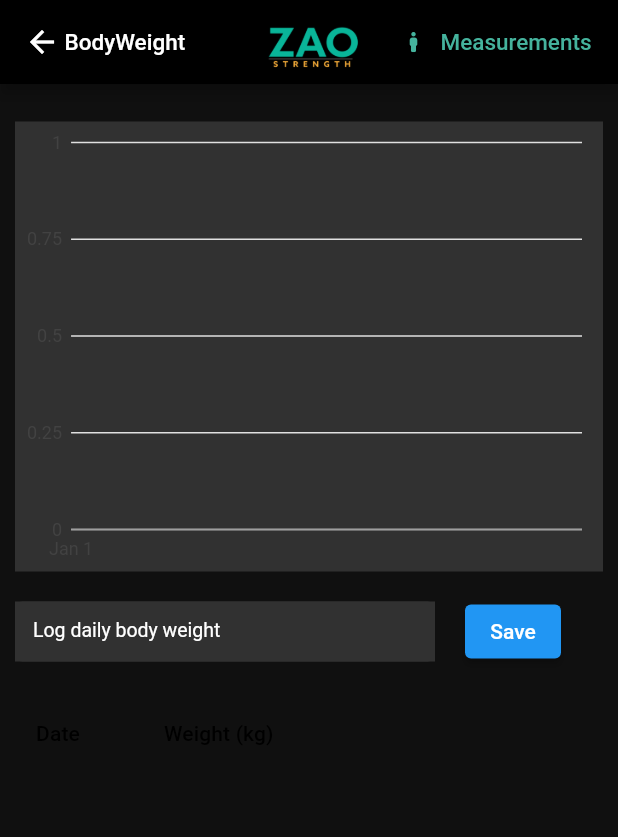
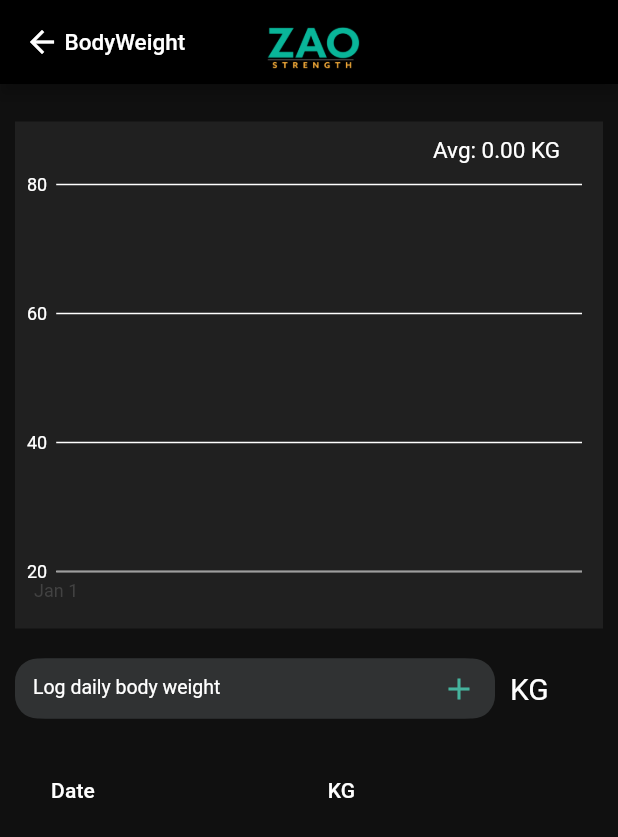
Before and after one commit to engyelgohary/Graduation_project, a Flutter app: the Enter_Weight screen opened by its route, on a phone screen of 412 x 824 dp. Shown: the top 837 px of the screen. Run offline on Flutter 3.47's test engine with Material 2 defaults, Android fonts, the phone set to English and light mode, and no system bars; our stand-ins replace charts_flutter, cloud_firestore, email_validator, firebase_auth, firebase_core, firebase_storage and 3 more; accounts and stored records are empty.

```diff
--- a/lib/pages/SignUp/signup.dart
+++ b/lib/pages/SignUp/signup.dart
@@ -1,4 +1,4 @@
-// ignore_for_file: prefer_const_constructors, unused_field, no_leading_underscores_for_local_identifiers, avoid_print
+// ignore_for_file: prefer_const_constructors, unused_field, no_leading_underscores_for_local_identifiers, avoid_print, use_build_context_synchronously, prefer_const_literals_to_create_immutables, deprecated_member_use
 
 import 'package:flutter/material.dart';
 import 'package:flutter/services.dart';
--- a/lib/pages/nav_pages/Calenderbuttons/enterweight.dart
+++ b/lib/pages/nav_pages/Calenderbuttons/enterweight.dart
@@ -47,9 +47,10 @@ class _Enter_WeightState extends State<Enter_Weight> {
       if (weightSnap.docs.isNotEmpty) {
         final DocumentSnapshot weightDoc = weightSnap.docs.first;
         setState(() {
-          _currentWeight = weightDoc['weight'];
+          _currentWeight = weightDoc['weight'].toDouble();
         });
-        _weightController.text = _currentWeight?.toString() ?? '';
+        _weightController.text = _currentWeight?.toDouble().toString() ?? '';
+
       }
     }
   }
@@ -65,7 +66,7 @@ class _Enter_WeightState extends State<Enter_Weight> {
           .get();
       final List<WeightData> weightDataList = weightSnap.docs.map((doc) {
         return WeightData(
-          weight: doc['weight'],
+          weight: doc['weight'].toDouble(),
           time: doc['time'].toDate(),
         );
       }).toList();
@@ -123,14 +124,28 @@ class _Enter_WeightState extends State<Enter_Weight> {
     return [
       charts.Series<WeightData, DateTime>(
         id: 'Weight',
-        colorFn: (_, __) => charts.MaterialPalette.blue.shadeDefault,
-        domainFn: (WeightData data, _) => data.time,
+        colorFn: (_, __) => charts.ColorUtil.fromDartColor(Color(0xff45B39D)),
+        domainFn: (
+          WeightData data,
+          _,
+        ) =>
+            data.time,
         measureFn: (WeightData data, _) => data.weight,
         data: _weightDataList,
       ),
     ];
   }
 
+double _calculateAverageWeight() {
+    if (_weightDataList.isEmpty) {
+      return 0.0;
+    }
+    final totalWeight = _weightDataList.fold<double>(
+      0.0,
+      (sum, data) => sum + data.weight,
+    );
+    return totalWeight / _weightDataList.length;
+  }
   @override
   Widget build(BuildContext context) {
     return Scaffold(
@@ -144,32 +159,16 @@ class _Enter_WeightState extends State<Enter_Weight> {
               crossAxisAlignment: CrossAxisAlignment.center,
               mainAxisAlignment: MainAxisAlignment.center,
               children: [
-                Image(image: AssetImage('images/logo.png'), height: 40),
+                Image(image: AssetImage('images/logo.png'), height: 50),
               ],
             ),
           ),
         ),
         title: Text('BodyWeight', style: TextStyle(fontSize: 15)),
         titleSpacing: -13,
-        actions: [
-          SizedBox(
-            width: 160,
-            child: ElevatedButton.icon(
-                onPressed: () {
-                  Navigator.pushNamed(context, '/bodymeasurements');
-                },
-                style: ElevatedButton.styleFrom(
-                  minimumSize: Size(40, 20),
-                  primary: Colors.black,
       ),
-                icon:
-                    Icon(Icons.boy_rounded, size: 20, color: Color(0xff45B39D)),
-                label: Text('Measurements',
-                    style: TextStyle(fontSize: 15, color: Color(0xff45B39D)))),
-          ),
-        ],
-      ),
-      body: Column(
+      body: SingleChildScrollView(
+        child: Column(
           crossAxisAlignment: CrossAxisAlignment.start,
           children: [
             SizedBox(
@@ -177,86 +176,171 @@ class _Enter_WeightState extends State<Enter_Weight> {
             ),
             Container(
               margin: EdgeInsets.all(10),
-            color: Color.fromARGB(255, 49, 49, 49),
+              color: Color.fromARGB(255, 32, 32, 32),
               child: Expanded(
                 child: SingleChildScrollView(
                   child: Column(
                     children: [
                       SizedBox(
+                        height: 10,
+                      ),
+                       Container(
+                        margin: EdgeInsets.only(left: 250),
+                         child: Text(
+                                     'Avg: ${_calculateAverageWeight().toStringAsFixed(2)} KG',
+                                     style: TextStyle(fontSize: 15,color: Colors.white),
+                                   ),
+                       ),
+                      SizedBox(
                         height: 300,
                         child: charts.TimeSeriesChart(
-                        _createChartSeries(),
+                            _weightDataList.isEmpty
+                    ? []
+                    : [
+                        charts.Series<WeightData, DateTime>(
+                          id: 'Weight',
+                          colorFn: (_, __) => charts.MaterialPalette.blue.shadeDefault,
+                          domainFn: (data, _) => data.time,
+                          measureFn: (data, _) => data.weight,
+                          data: _weightDataList,
+                        ),
+                      ],
                 animate: true,
                 dateTimeFactory: const charts.LocalDateTimeFactory(),
+                primaryMeasureAxis: charts.NumericAxisSpec(
+
+                            tickProviderSpec: charts.StaticNumericTickProviderSpec([
+
+            charts.TickSpec(20),
+            charts.TickSpec(40),
+            charts.TickSpec(60),
+            charts.TickSpec(80),
+          ]),
+                            renderSpec: charts.GridlineRendererSpec(
+                              labelStyle: charts.TextStyleSpec(
+                                color:
+                                    charts.ColorUtil.fromDartColor(Colors.white),
                               ),
-                    ),
-                  ],
-                ),
-              ),
-            ),
-          ),
-          Row(
-            children: [
-              Container(
-                margin: EdgeInsets.all(10),
-                color: Color.fromARGB(255, 49, 49, 49),
-                child: SizedBox(
-                  width: 280,
-                  height: 40,
-                  child: TextField(
-                    controller: _weightController,
-                    keyboardType:
-                        TextInputType.numberWithOptions(decimal: true),
-                    decoration: InputDecoration(
-                      hintText: 'Log daily body weight',
-                      hintStyle: TextStyle(fontSize: 13, color: Colors.white),
-                      enabledBorder: OutlineInputBorder(
-                        borderSide: BorderSide(
-                          color: Color.fromARGB(255, 49, 49, 49),
-                        ),
-                        borderRadius: BorderRadius.circular(5),
-                      ),
-                      focusedBorder: OutlineInputBorder(
-                        borderSide: BorderSide(color: Color(0xff45B39D)),
-                        borderRadius: BorderRadius.circular(5),
+                              lineStyle: charts.LineStyleSpec(
+                                color:
+                                    charts.ColorUtil.fromDartColor(Colors.white),
                               ),
                             ),
                 ),
               ),
             ),
-              SizedBox(width: 10),
-              ElevatedButton(
-                onPressed: () => _handleSubmit(context),
-                child: Text('Save'),
+            SizedBox(height: 10),
+
+            if (_weightDataList.isNotEmpty) ...[
+
+              Container(
+                padding: EdgeInsets.all(10),
+                child: Row(
+                  crossAxisAlignment: CrossAxisAlignment.start,
+                  mainAxisAlignment: MainAxisAlignment.spaceBetween,
+                  children: [
+                    Text('Start weight', style: TextStyle(color: Colors.white,fontSize: 15),),
+                    Text('End weight', style: TextStyle(color: Colors.white,fontSize: 15),),
+                    Text('Weight changes', style: TextStyle(color: Colors.white,fontSize: 15),)
+                  ],
+                ),
+              ),
+
+             Container(
+                padding: EdgeInsets.all(10),
+                child: Row(
+                  crossAxisAlignment: CrossAxisAlignment.start,
+                  mainAxisAlignment: MainAxisAlignment.spaceBetween,
+                  children: [
+                    Text( '${_weightDataList.last.weight.toStringAsFixed(2)} KG\n', style: TextStyle(color: Colors.white,fontSize: 15),),
+                    Text('${_weightDataList.first.weight.toStringAsFixed(2)} KG\n', style: TextStyle(color: Colors.white,fontSize: 15),),
+                    Text('${(_weightDataList.first.weight - _weightDataList.last.weight).toStringAsFixed(2)} KG', style: TextStyle(color: Colors.white,fontSize: 15),)
+                  ],
+                ),
               ),
             ],
+             ],
         ),
-          SizedBox(height: 10),
-          Expanded(
-            child: SingleChildScrollView(
+      ),
+              ),
+
+            ),
+
+                Row(
+                  children: [
+                    Container(
+                      margin: EdgeInsets.all(10),
+                     decoration: BoxDecoration(
+                      borderRadius: BorderRadius.circular(15),
+                        color: Color.fromARGB(255, 48, 50, 51),
+                      ),
+                      child: SizedBox(
+                        width: 320,
+                        height: 40,
+                        child: TextField(
+                          style: TextStyle(color: Colors.white),
+                          controller: _weightController,
+                          keyboardType:TextInputType.number,
+                          decoration: InputDecoration(
+                              suffixIcon: IconButton(
+         onPressed: () => _handleSubmit(context),
+           icon: Icon(Icons.add,color: Color(0xff45B39D) ,),
+          ),
+                            hintText: 'Log daily body weight',
+                            hintStyle: TextStyle(fontSize: 13, color: Colors.white),
+                            enabledBorder: OutlineInputBorder(
+                              borderSide: BorderSide(
+                                color:   Color.fromARGB(255, 48, 50, 51),
+                              ),
+                               borderRadius: BorderRadius.circular(30),
+                            ),
+                            focusedBorder: OutlineInputBorder(
+                              borderSide: BorderSide(color: Color(0xff45B39D)),
+                              borderRadius: BorderRadius.circular(30),
+                            ),
+                          ),
+                        ),
+                      ),
+                    ),
+                    Text('KG' ,style: TextStyle(color: Colors.white,fontSize: 20),)
+                  ],
+                ),
+
+             SingleChildScrollView(
+                child: Container(
+                   margin: EdgeInsets.all(10),
+                  child: SizedBox(
+                    width: 350,
+                    child: Expanded(
                       child: DataTable(
                         columns: [
-                  DataColumn(label: Text('Date')),
-                  DataColumn(label: Text('Weight (kg)')),
+                          DataColumn(label: Text('Date',style: TextStyle(color:Colors.white,),)),
+                          DataColumn(label: Text('KG',style: TextStyle(color:Colors.white,))),
                         ],
                         rows: _weightDataList.map((data) {
-                  return DataRow(cells: [
+                          return DataRow(cells:
+                          [
                             DataCell(
-                        Text(DateFormat('EEE, MMM d, y').format(data.time))),
-                    DataCell(Text(data.weight.toString())),
+                                Text(DateFormat('EEE, MMM d, y').format(data.time),style:TextStyle(color: Colors.grey))),
+                            DataCell(Text(data.weight.toString(),style:TextStyle(color: Colors.grey)),),
                           ]);
                         }).toList(),
                       ),
                     ),
                   ),
+                ),
+              ),
+
           ],
+
+        ),
       ),
     );
   }
 }
 
 class WeightData {
-  final double weight;
+  final double weight ;
   final DateTime time;
 
   WeightData({required this.weight, required this.time});
```
Also changed, not shown: lib/main.dart (+3 -7 lines). Lines whose indentation alone changed are shown as unchanged.
